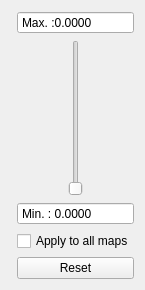
This is src/plugins/TFWavelet/TFColorMapWidget.ui in HIP-infrastructure/anywave-code as Qt 5 draws it before an edit. The edited form follows.
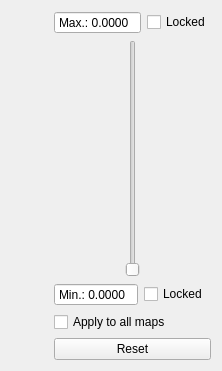
This is the edited form.

What changed in the file:
```diff
--- a/src/plugins/TFWavelet/TFColorMapWidget.ui
+++ b/src/plugins/TFWavelet/TFColorMapWidget.ui
@@ -6,8 +6,8 @@
    <rect>
     <x>0</x>
     <y>0</y>
-    <width>140</width>
-    <height>290</height>
+    <width>222</width>
+    <height>371</height>
    </rect>
   </property>
   <property name="windowTitle">
@@ -27,17 +27,28 @@
    <item>
     <layout class="QVBoxLayout" name="verticalLayout">
      <item>
+      <layout class="QHBoxLayout" name="horizontalLayout_2">
+       <item>
       <widget class="QDoubleSpinBox" name="spinMaxZ">
        <property name="buttonSymbols">
         <enum>QAbstractSpinBox::NoButtons</enum>
        </property>
        <property name="prefix">
-        <string>Max. :</string>
+          <string>Max.: </string>
        </property>
        <property name="decimals">
         <number>4</number>
        </property>
       </widget>
+       </item>
+       <item>
+        <widget class="QCheckBox" name="checkBox">
+         <property name="text">
+          <string>Locked</string>
+         </property>
+        </widget>
+       </item>
+      </layout>
      </item>
      <item>
       <layout class="QHBoxLayout" name="horizontalLayout">
@@ -77,12 +88,14 @@
       </layout>
      </item>
      <item>
+      <layout class="QHBoxLayout" name="horizontalLayout_3">
+       <item>
       <widget class="QDoubleSpinBox" name="spinMinZ">
        <property name="buttonSymbols">
         <enum>QAbstractSpinBox::NoButtons</enum>
        </property>
        <property name="prefix">
-        <string>Min. : </string>
+          <string>Min.: </string>
        </property>
        <property name="decimals">
         <number>4</number>
@@ -90,7 +103,16 @@
       </widget>
      </item>
      <item>
-      <widget class="QCheckBox" name="checkBox">
+        <widget class="QCheckBox" name="checkBox_2">
+         <property name="text">
+          <string>Locked</string>
+         </property>
+        </widget>
+       </item>
+      </layout>
+     </item>
+     <item>
+      <widget class="QCheckBox" name="checkApplyAll">
        <property name="text">
         <string>Apply to all maps</string>
        </property>
```
Left out of the diff: 4 changed lines with no effect on the pictures. Lines whose indentation alone changed are shown as unchanged.
